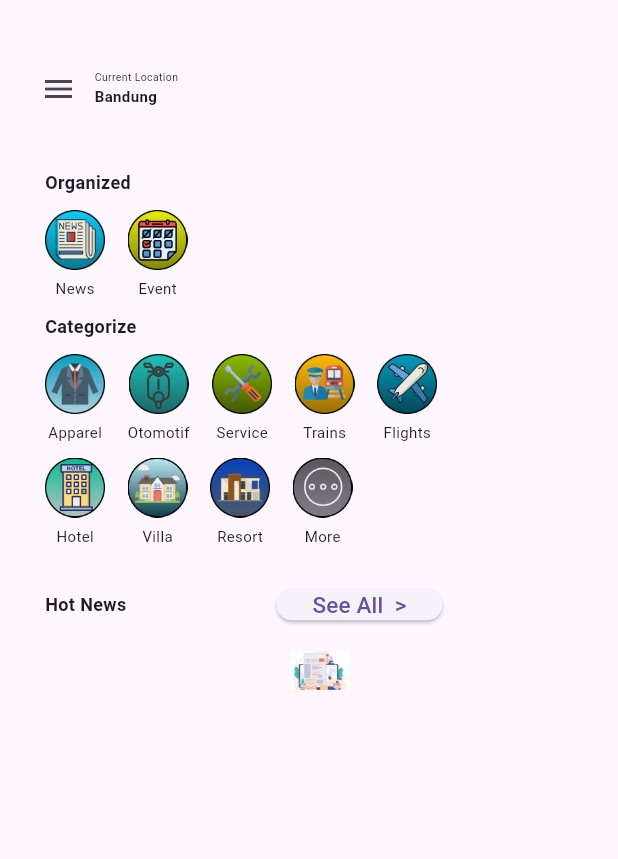
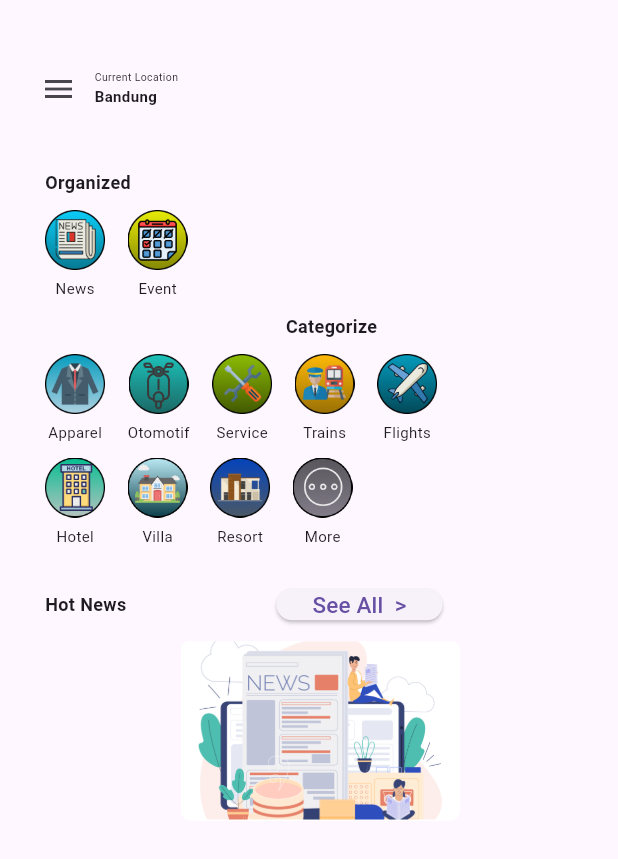
Before and after one commit to ArvandAlfarizki/ApkDemo, a Flutter app: the HomeScreen screen opened directly, on a phone screen of 412 x 824 dp. Shown: the top 859 px of the screen. Run offline on Flutter 3.47's test engine with Material 3 defaults, Android fonts, the light colour scheme and no system bars; our stand-ins replace flutter_screenutil, google_fonts.

Commit message:
home deui
home deui

```diff
--- a/lib/home/home.dart
+++ b/lib/home/home.dart
@@ -59,16 +59,26 @@ class HomeScreen extends StatelessWidget {
                 ),
               ],
             ),
-            Container(
+
+            // Bagian yang scrollable
+            Expanded(
+              child: CustomScrollView(
+                slivers: [
+                  SliverToBoxAdapter(
+                    child: Container(
                       margin: EdgeInsets.only(left: 15.0, top: 30.0),
                       child: Column(
+                        crossAxisAlignment: CrossAxisAlignment.start,
                         children: [
                           Text('Organized',
                               style: GoogleFonts.balooDa2(
                                   fontSize: 12, fontWeight: FontWeight.bold)),
                         ],
-                )),
-            Container(
+                      ),
+                    ),
+                  ),
+                  SliverToBoxAdapter(
+                    child: Container(
                       margin: EdgeInsets.only(left: 15.0, top: 10.0),
                       child: Column(
                         children: [
@@ -92,14 +102,17 @@ class HomeScreen extends StatelessWidget {
                                         width: 40, height: 40),
                                     SizedBox(height: 5),
                                     Text('Event',
-                                style: GoogleFonts.balooDa2(fontSize: 10))
+                                        style:
+                                            GoogleFonts.balooDa2(fontSize: 10))
                                   ])
                             ],
                           )
                         ],
                       ),
                     ),
-            Container(
+                  ),
+                  SliverToBoxAdapter(
+                    child: Container(
                       margin: EdgeInsets.only(left: 15.0, top: 10.0),
                       child: Column(
                         children: [
@@ -107,8 +120,11 @@ class HomeScreen extends StatelessWidget {
                               style: GoogleFonts.balooDa2(
                                   fontSize: 12, fontWeight: FontWeight.bold)),
                         ],
-                )),
-            Container(
+                      ),
+                    ),
+                  ),
+                  SliverToBoxAdapter(
+                    child: Container(
                       margin: EdgeInsets.only(left: 15.0, top: 10.0),
                       child: Column(
                         children: [
@@ -117,8 +133,10 @@ class HomeScreen extends StatelessWidget {
                               Column(
                                 mainAxisAlignment: MainAxisAlignment.center,
                                 children: [
-                          Image.asset('lib/Assets/Images/Apparel (1).png',
-                              width: 40, height: 40),
+                                  Image.asset(
+                                      'lib/Assets/Images/Apparel (1).png',
+                                      width: 40,
+                                      height: 40),
                                   SizedBox(height: 5),
                                   Text('Apparel',
                                       style: GoogleFonts.balooDa2(fontSize: 10))
@@ -128,11 +146,14 @@ class HomeScreen extends StatelessWidget {
                               Column(
                                   mainAxisAlignment: MainAxisAlignment.center,
                                   children: [
-                            Image.asset('lib/Assets/Images/Otomotif.png',
-                                width: 40, height: 40),
+                                    Image.asset(
+                                        'lib/Assets/Images/Otomotif.png',
+                                        width: 40,
+                                        height: 40),
                                     SizedBox(height: 5),
                                     Text('Otomotif',
-                                style: GoogleFonts.balooDa2(fontSize: 10))
+                                        style:
+                                            GoogleFonts.balooDa2(fontSize: 10))
                                   ]),
                               SizedBox(width: 15),
                               Column(
@@ -142,7 +163,8 @@ class HomeScreen extends StatelessWidget {
                                         width: 40, height: 40),
                                     SizedBox(height: 5),
                                     Text('Service',
-                                style: GoogleFonts.balooDa2(fontSize: 10))
+                                        style:
+                                            GoogleFonts.balooDa2(fontSize: 10))
                                   ]),
                               SizedBox(width: 15),
                               Column(
@@ -152,7 +174,8 @@ class HomeScreen extends StatelessWidget {
                                         width: 40, height: 40),
                                     SizedBox(height: 5),
                                     Text('Trains',
-                                style: GoogleFonts.balooDa2(fontSize: 10))
+                                        style:
+                                            GoogleFonts.balooDa2(fontSize: 10))
                                   ]),
                               SizedBox(width: 15),
                               Column(
@@ -162,14 +185,17 @@ class HomeScreen extends StatelessWidget {
                                         width: 40, height: 40),
                                     SizedBox(height: 5),
                                     Text('Flights',
-                                style: GoogleFonts.balooDa2(fontSize: 10))
+                                        style:
+                                            GoogleFonts.balooDa2(fontSize: 10))
                                   ]),
                             ],
                           )
                         ],
                       ),
                     ),
-            Container(
+                  ),
+                  SliverToBoxAdapter(
+                    child: Container(
                       margin: EdgeInsets.only(left: 15.0, top: 10.0),
                       child: Column(
                         children: [
@@ -193,7 +219,8 @@ class HomeScreen extends StatelessWidget {
                                         width: 40, height: 40),
                                     SizedBox(height: 5),
                                     Text('Villa',
-                                style: GoogleFonts.balooDa2(fontSize: 10))
+                                        style:
+                                            GoogleFonts.balooDa2(fontSize: 10))
                                   ]),
                               SizedBox(width: 15),
                               Column(
@@ -203,7 +230,8 @@ class HomeScreen extends StatelessWidget {
                                         width: 40, height: 40),
                                     SizedBox(height: 5),
                                     Text('Resort',
-                                style: GoogleFonts.balooDa2(fontSize: 10))
+                                        style:
+                                            GoogleFonts.balooDa2(fontSize: 10))
                                   ]),
                               SizedBox(width: 15),
                               Column(
@@ -213,14 +241,17 @@ class HomeScreen extends StatelessWidget {
                                         width: 40, height: 40),
                                     SizedBox(height: 5),
                                     Text('More',
-                                style: GoogleFonts.balooDa2(fontSize: 10))
+                                        style:
+                                            GoogleFonts.balooDa2(fontSize: 10))
                                   ])
                             ],
                           )
                         ],
                       ),
                     ),
-            Container(
+                  ),
+                  SliverToBoxAdapter(
+                    child: Container(
                       margin: EdgeInsets.only(left: 15.0, top: 15.0),
                       child: Column(
                         children: [
@@ -235,7 +266,8 @@ class HomeScreen extends StatelessWidget {
                                             fontWeight: FontWeight.bold)),
                                   ]),
                               SizedBox(width: 100),
-                        Column(children: [
+                              Column(
+                                children: [
                                   ElevatedButton(
                                     onPressed: () {
                                       Navigator.push(context,
@@ -244,21 +276,36 @@ class HomeScreen extends StatelessWidget {
                                       }));
                                     },
                                     child: Text('See All  >',
-                                  style: GoogleFonts.balooDa2(fontSize: 15)),
+                                        style:
+                                            GoogleFonts.balooDa2(fontSize: 15)),
                                     style: ElevatedButton.styleFrom(
-                                  minimumSize: Size(30, 20)))
-                        ]),
+                                        minimumSize: Size(30, 20)),
+                                  )
+                                ],
+                              ),
                             ],
                           )
                         ],
-                )),
-            Center(
+                      ),
+                    ),
+                  ),
+                  SliverToBoxAdapter(
+                    child: Center(
                       child: Column(
-                    mainAxisAlignment: MainAxisAlignment.center,
+                        mainAxisAlignment: MainAxisAlignment.start,
                         children: [
-                  Image.asset('lib/Assets/Images/news (3).png',
-                      width: 40, height: 40),
-                ])),
+                          Image.asset(
+                            'lib/Assets/Images/news (3).png',
+                            width: 270,
+                            height: 120,
+                          ),
+                        ],
+                      ),
+                    ),
+                  ),
+                ],
+              ),
+            ),
           ],
         ),
       ),
```
Lines whose indentation alone changed are shown as unchanged.
